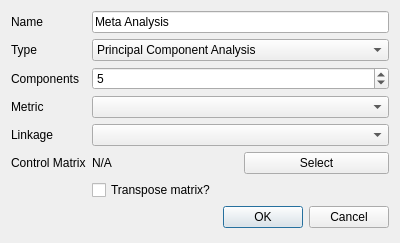
First picture: the form in Vespucci/GUI/Analysis/metaanalysisdialog.ui, repository VespucciProject/Vespucci, before the edit.
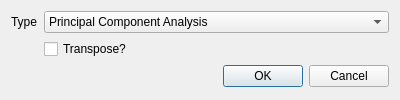
Second picture: the form after the edit.

```diff
--- a/Vespucci/GUI/Analysis/metaanalysisdialog.ui
+++ b/Vespucci/GUI/Analysis/metaanalysisdialog.ui
@@ -7,7 +7,7 @@
     <x>0</x>
     <y>0</y>
     <width>400</width>
-    <height>243</height>
+    <height>100</height>
    </rect>
   </property>
   <property name="windowTitle">
@@ -15,27 +15,13 @@
   </property>
   <layout class="QFormLayout" name="formLayout">
    <item row="0" column="0">
-    <widget class="QLabel" name="nameLabel">
-     <property name="text">
-      <string>Name</string>
-     </property>
-    </widget>
-   </item>
-   <item row="0" column="1">
-    <widget class="QLineEdit" name="nameLineEdit">
-     <property name="text">
-      <string>Meta Analysis</string>
-     </property>
-    </widget>
-   </item>
-   <item row="1" column="0">
     <widget class="QLabel" name="typeLabel">
      <property name="text">
       <string>Type</string>
      </property>
     </widget>
    </item>
-   <item row="1" column="1">
+   <item row="0" column="1">
     <widget class="QComboBox" name="typeComboBox">
      <item>
       <property name="text">
@@ -64,44 +50,7 @@
      </item>
     </widget>
    </item>
-   <item row="2" column="0">
-    <widget class="QLabel" name="componentsLabel">
-     <property name="text">
-      <string>Components</string>
-     </property>
-    </widget>
-   </item>
    <item row="2" column="1">
-    <widget class="QSpinBox" name="componentsSpinBox">
-     <property name="minimum">
-      <number>2</number>
-     </property>
-     <property name="value">
-      <number>5</number>
-     </property>
-    </widget>
-   </item>
-   <item row="3" column="0">
-    <widget class="QLabel" name="metricLabel">
-     <property name="text">
-      <string>Metric</string>
-     </property>
-    </widget>
-   </item>
-   <item row="3" column="1">
-    <widget class="QComboBox" name="metricComboBox"/>
-   </item>
-   <item row="4" column="0">
-    <widget class="QLabel" name="linkageLabel">
-     <property name="text">
-      <string>Linkage</string>
-     </property>
-    </widget>
-   </item>
-   <item row="4" column="1">
-    <widget class="QComboBox" name="linkageComboBox"/>
-   </item>
-   <item row="7" column="1">
     <widget class="QDialogButtonBox" name="buttonBox">
      <property name="orientation">
       <enum>Qt::Horizontal</enum>
@@ -111,38 +60,13 @@
      </property>
     </widget>
    </item>
-   <item row="5" column="0">
-    <widget class="QLabel" name="controlLabel">
-     <property name="text">
-      <string>Control Matrix</string>
-     </property>
-    </widget>
-   </item>
-   <item row="6" column="1">
+   <item row="1" column="1">
     <widget class="QCheckBox" name="transposeCheckBox">
      <property name="text">
-      <string>Transpose matrix?</string>
+      <string>Transpose?</string>
      </property>
     </widget>
    </item>
-   <item row="5" column="1">
-    <layout class="QHBoxLayout" name="controlHorizontalLayout">
-     <item>
-      <widget class="QLabel" name="controlDisplayLabel">
-       <property name="text">
-        <string>N/A</string>
-       </property>
-      </widget>
-     </item>
-     <item>
-      <widget class="QPushButton" name="selectPushButton">
-       <property name="text">
-        <string>Select</string>
-       </property>
-      </widget>
-     </item>
-    </layout>
-   </item>
   </layout>
  </widget>
  <resources/>
```
